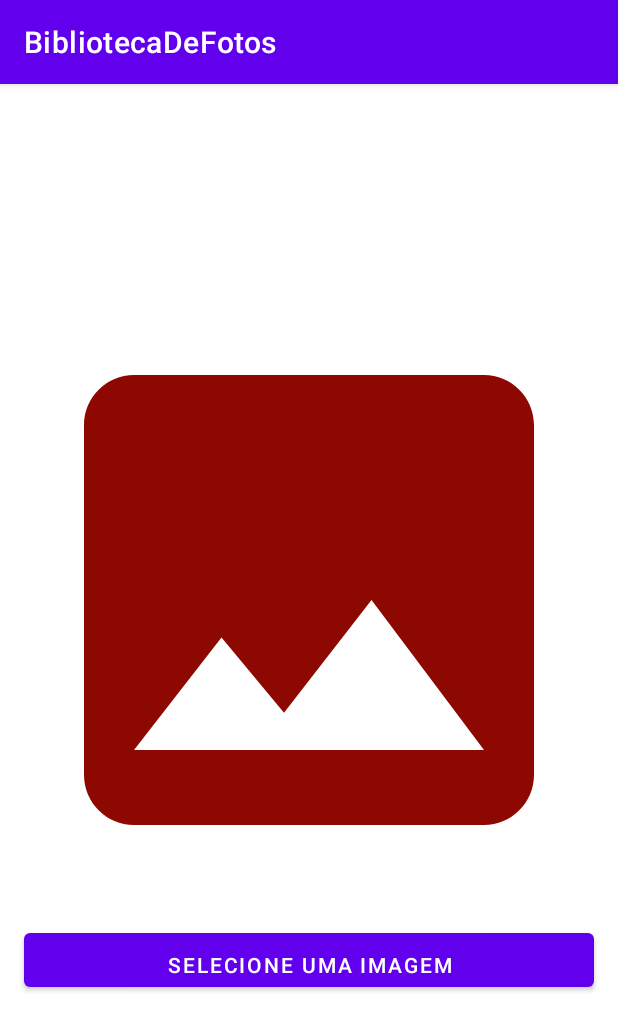
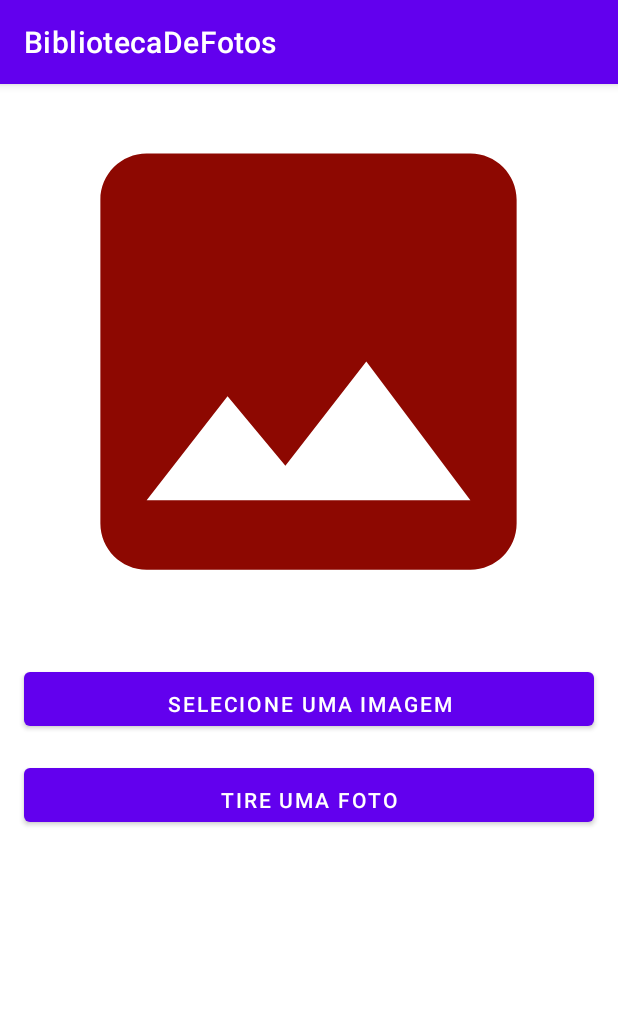
Before and after one commit to UllyMachado/BibliotecaDeFotos, an Android app: the screen it shows after launch (MainActivity), on a phone screen of 412 x 824 dp. Shown: the top 1031 px of the screen. Run offline under Robolectric (Android 15) with nearby library versions, the phone set to English and light mode, and no system bars.

```diff
--- a/app/src/main/AndroidManifest.xml
+++ b/app/src/main/AndroidManifest.xml
@@ -4,6 +4,10 @@
     package="me.dio.bibliotecadefotos">
 
     <uses-permission android:name="android.permission.READ_EXTERNAL_STORAGE"/>
+    <uses-permission android:name="android.permission.CAMERA"/>
+    <uses-permission android:name="android.permission.WRITE_EXTERNAL_STORAGE"
+        tools:ignore="ScopedStorage" />
+    <uses-feature android:name="android.hardware.camera2" android:required="false"/>
 
     <application
         android:allowBackup="true"
--- a/app/src/main/res/layout/activity_main.xml
+++ b/app/src/main/res/layout/activity_main.xml
@@ -5,7 +5,7 @@
     android:layout_width="match_parent"
     android:layout_height="match_parent"
     android:orientation="vertical"
-    android:gravity="center"
+    android:gravity="center_horizontal"
     tools:context=".MainActivity">
 
     <ImageView
@@ -13,8 +13,8 @@
         android:scaleType="centerCrop"
         android:contentDescription="@string/selectedImage"
         android:src="@drawable/image"
-        android:layout_width="400dp"
-        android:layout_height="400dp"/>
+        android:layout_width="370dp"
+        android:layout_height="370dp"/>
 
     <Button
         android:id="@+id/btnPick"
@@ -25,5 +25,15 @@
         android:paddingTop="10dp"
         android:layout_margin="16dp"/>
 
+    <Button
+        android:id="@+id/btnOpenCamera"
+        style="@style/TextAppearance.AppCompat.Widget.Button.Colored"
+        android:text="@string/takePicture"
+        android:layout_width="match_parent"
+        android:layout_height="wrap_content"
+        android:paddingTop="10dp"
+        android:layout_marginStart="16dp"
+        android:layout_marginEnd="16dp"/>
+
 
 </LinearLayout>
--- a/app/src/main/res/values/strings.xml
+++ b/app/src/main/res/values/strings.xml
@@ -2,4 +2,5 @@
     <string name="app_name">BibliotecaDeFotos</string>
     <string name="selectedImage">Imagem a ser selecionada pelo usuário</string>
     <string name="imagePick">Selecione uma imagem</string>
+    <string name="takePicture">Tire uma foto</string>
 </resources>
```
Also changed, not shown: app/src/main/java/me/dio/bibliotecadefotos/MainActivity.kt (+54 -10 lines).
